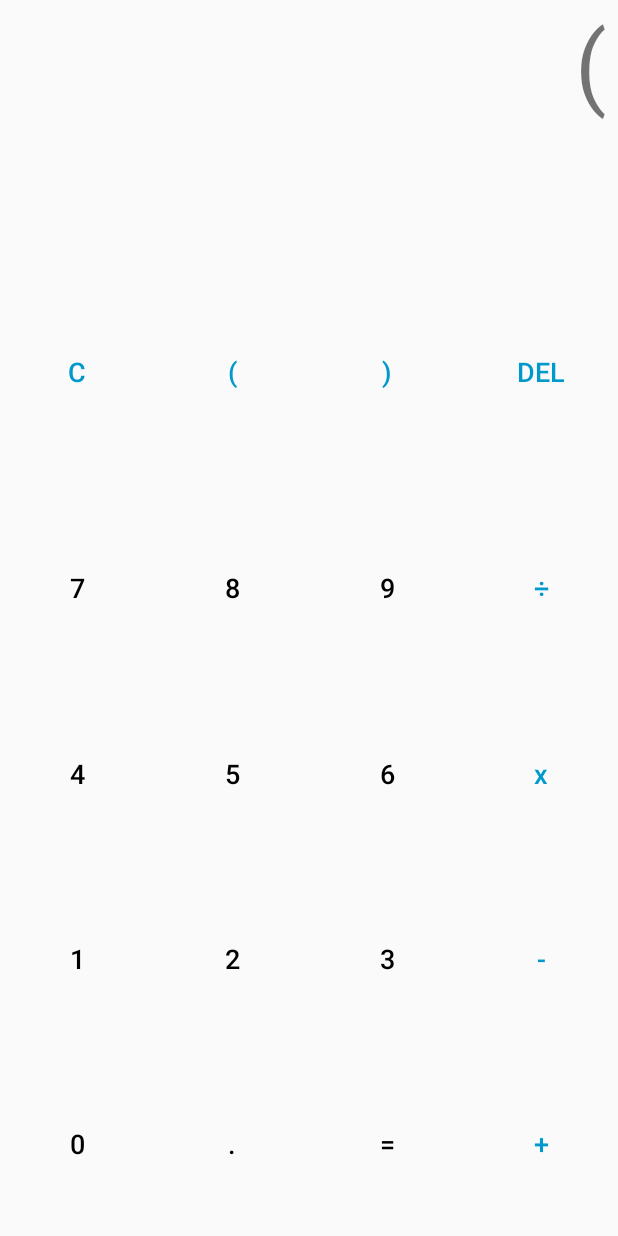
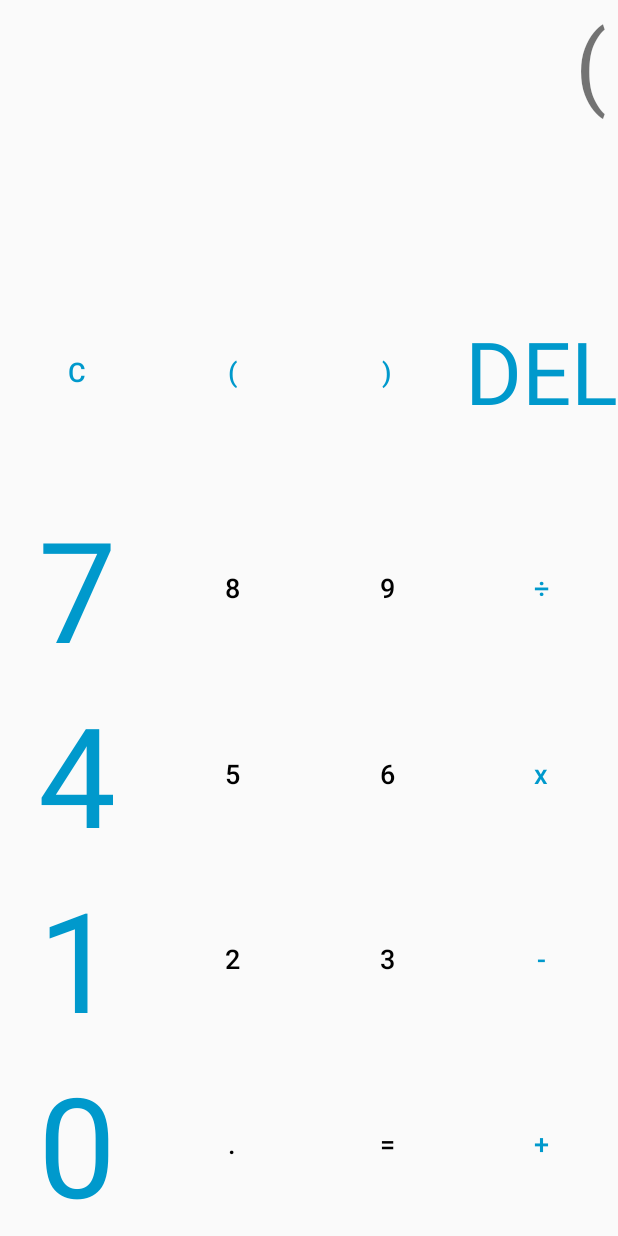
Before and after one commit to MingdaoTsai/calculatorforedu, an Android app: the screen it shows after launch (MainActivity), after a tap on an icon or button, on a phone screen of 412 x 824 dp. Run offline under Robolectric (Android 15) with nearby library versions, the phone set to English and light mode, and no system bars.

Commit message:
regular update.

```diff
--- a/app/src/main/java/com/imagelab/calculatorforedu/MainActivity.java
+++ b/app/src/main/java/com/imagelab/calculatorforedu/MainActivity.java
@@ -51,6 +51,13 @@ public class MainActivity extends AppCompatActivity {
 
     Button button_del;
     Button button_equal;
+
+
+    TextView textViewDel;
+    TextView textView7;
+    TextView textView4;
+    TextView textView1;
+    TextView textView0;
 
     TextView textViewArithmetic;
     public TextView textViewArithmeticPreview;
@@ -115,6 +122,19 @@ public class MainActivity extends AppCompatActivity {
 
         button_equal = (Button) findViewById(R.id.button_equal);
         button_equal.setOnClickListener(buttonEqualClickListener);
+
+
+        textViewDel = (TextView) findViewById(R.id.textViewDel);
+        textViewDel.setOnClickListener(buttonDelClickListener);
+
+        textView7 = (TextView) findViewById(R.id.textView7);
+        textView7.setOnClickListener(textViewNumClickListener);
+        textView4 = (TextView) findViewById(R.id.textView4);
+        textView4.setOnClickListener(textViewNumClickListener);
+        textView1 = (TextView) findViewById(R.id.textView1);
+        textView1.setOnClickListener(textViewNumClickListener);
+        textView0 = (TextView) findViewById(R.id.textView0);
+        textView0.setOnClickListener(textViewNumClickListener);
 
 
         //顯示DPI type
@@ -199,6 +219,18 @@ public class MainActivity extends AppCompatActivity {
                 }
             };
 
+    View.OnClickListener textViewNumClickListener =
+            new View.OnClickListener() {
+                @Override
+                public void onClick(View view) {
+                    TextView clicked = (TextView) view;
+                    String value = clicked.getText().toString();
+
+                    textViewArithmetic.append(value);
+
+                }
+            };
+
     View.OnClickListener textViewArithmeticPreviewClickListener =
             new View.OnClickListener() {
                 @Override
@@ -235,6 +267,7 @@ public class MainActivity extends AppCompatActivity {
                     textViewArithmetic.setText(str);
                     //textViewArithmeticPreview.setText("");
                 }
+
             };
 
 
--- a/app/src/main/res/layout/activity_main.xml
+++ b/app/src/main/res/layout/activity_main.xml
@@ -105,6 +105,18 @@
                 android:textSize="@dimen/text_size"
                 android:visibility="gone" />
 
+            <TextView
+                android:id="@+id/textViewDel"
+                android:layout_width="match_parent"
+                android:layout_height="match_parent"
+                android:layout_weight="1"
+                android:clickable="true"
+                android:gravity="center"
+                android:lines="1"
+                android:text="DEL"
+                android:textColor="@android:color/holo_blue_dark"
+                app:autoSizeTextType="uniform" />
+
             <Button
                 android:id="@+id/button_del"
                 style="@style/Widget.AppCompat.Button.Borderless.Colored"
@@ -115,7 +127,7 @@
                 android:text="Del"
                 android:textColor="@android:color/holo_blue_dark"
                 android:textSize="@dimen/text_size"
-                android:visibility="visible"
+                android:visibility="gone"
                 tools:layout_editor_absoluteX="37dp"
                 tools:layout_editor_absoluteY="105dp" />
 
@@ -133,6 +145,54 @@
                 android:layout_weight="1"
                 android:orientation="vertical">
 
+                <TextView
+                    android:id="@+id/textView7"
+                    android:layout_width="match_parent"
+                    android:layout_height="match_parent"
+                    android:layout_weight="0.25"
+                    android:clickable="true"
+                    android:gravity="center"
+                    android:lines="1"
+                    android:text="7"
+                    android:textColor="@android:color/holo_blue_dark"
+                    app:autoSizeTextType="uniform" />
+
+                <TextView
+                    android:id="@+id/textView4"
+                    android:layout_width="match_parent"
+                    android:layout_height="match_parent"
+                    android:layout_weight="0.25"
+                    android:clickable="true"
+                    android:gravity="center"
+                    android:lines="1"
+                    android:text="4"
+                    android:textColor="@android:color/holo_blue_dark"
+                    app:autoSizeTextType="uniform" />
+
+                <TextView
+                    android:id="@+id/textView1"
+                    android:layout_width="match_parent"
+                    android:layout_height="match_parent"
+                    android:layout_weight="0.25"
+                    android:clickable="true"
+                    android:gravity="center"
+                    android:lines="1"
+                    android:text="1"
+                    android:textColor="@android:color/holo_blue_dark"
+                    app:autoSizeTextType="uniform" />
+
+                <TextView
+                    android:id="@+id/textView0"
+                    android:layout_width="match_parent"
+                    android:layout_height="match_parent"
+                    android:layout_weight="0.25"
+                    android:clickable="true"
+                    android:gravity="center"
+                    android:lines="1"
+                    android:text="0"
+                    android:textColor="@android:color/holo_blue_dark"
+                    app:autoSizeTextType="uniform" />
+
                 <Button
                     android:id="@+id/button7"
                     style="@style/Widget.AppCompat.Button.Borderless.Colored"
@@ -143,7 +203,8 @@
                     android:padding="0dp"
                     android:text="7"
                     android:textColor="@android:color/black"
-                    android:textSize="@dimen/text_size" />
+                    android:textSize="@dimen/text_size"
+                    android:visibility="gone" />
 
                 <Button
                     android:id="@+id/button4"
@@ -154,7 +215,8 @@
                     android:padding="0dp"
                     android:text="4"
                     android:textColor="@android:color/black"
-                    android:textSize="@dimen/text_size" />
+                    android:textSize="@dimen/text_size"
+                    android:visibility="gone" />
 
                 <Button
                     android:id="@+id/button1"
@@ -165,7 +227,8 @@
                     android:padding="0dp"
                     android:text="1"
                     android:textColor="@android:color/black"
-                    android:textSize="@dimen/text_size" />
+                    android:textSize="@dimen/text_size"
+                    android:visibility="gone" />
 
                 <Button
                     android:id="@+id/button_0"
@@ -176,7 +239,8 @@
                     android:padding="0dp"
                     android:text="0"
                     android:textColor="@android:color/black"
-                    android:textSize="@dimen/text_size" />
+                    android:textSize="@dimen/text_size"
+                    android:visibility="gone" />
 
             </LinearLayout>
 
```
